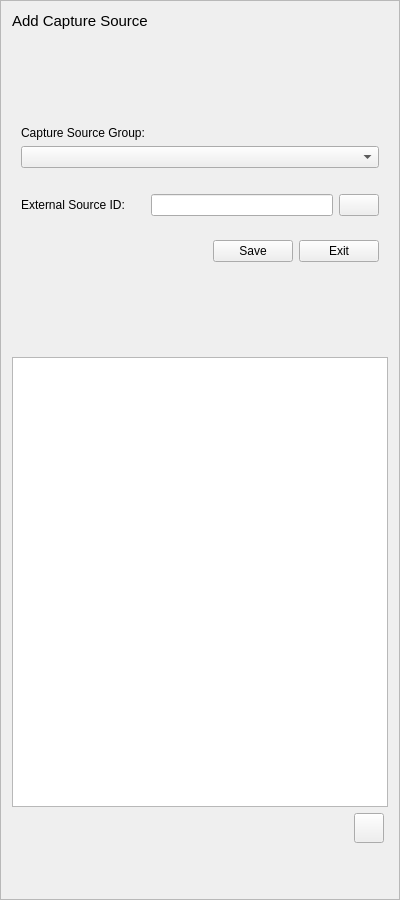
The window that buildings/gui/new_capture_source.ui (linz/nz-buildings) describes before a commit, drawn with Qt 5.
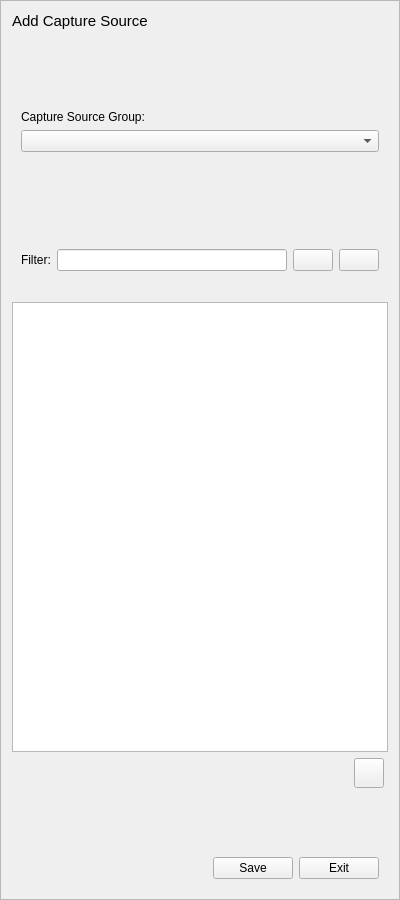
The same window after the commit.

What changed in the file:
```diff
--- a/buildings/gui/new_capture_source.ui
+++ b/buildings/gui/new_capture_source.ui
@@ -61,8 +61,18 @@
     </spacer>
    </item>
    <item row="2" column="0" colspan="2">
-    <widget class="QWidget" name="widget" native="true">
-     <layout class="QGridLayout" name="gridLayout">
+    <widget class="QWidget" name="gridWidget" native="true">
+     <layout class="QGridLayout" name="gridLayout_3">
+      <item row="1" column="0" colspan="2">
+       <widget class="QComboBox" name="cmb_capture_source_group">
+        <property name="sizePolicy">
+         <sizepolicy hsizetype="MinimumExpanding" vsizetype="Fixed">
+          <horstretch>0</horstretch>
+          <verstretch>0</verstretch>
+         </sizepolicy>
+        </property>
+       </widget>
+      </item>
       <item row="0" column="0">
        <widget class="QLabel" name="l_capture_source_group">
         <property name="text">
@@ -70,120 +80,89 @@
         </property>
        </widget>
       </item>
+     </layout>
+    </widget>
+   </item>
+   <item row="6" column="0">
+    <spacer name="verticalSpacer_4">
+     <property name="orientation">
+      <enum>Qt::Vertical</enum>
+     </property>
+     <property name="sizeType">
+      <enum>QSizePolicy::Expanding</enum>
+     </property>
+     <property name="sizeHint" stdset="0">
+      <size>
+       <width>20</width>
+       <height>20</height>
+      </size>
+     </property>
+    </spacer>
+   </item>
+   <item row="7" column="0" colspan="2">
+    <widget class="QWidget" name="widget" native="true">
+     <property name="sizePolicy">
+      <sizepolicy hsizetype="Expanding" vsizetype="Expanding">
+       <horstretch>0</horstretch>
+       <verstretch>0</verstretch>
+      </sizepolicy>
+     </property>
+     <layout class="QGridLayout" name="gridLayout">
       <item row="3" column="1">
-       <widget class="QLineEdit" name="le_external_source_id"/>
-      </item>
-      <item row="2" column="0" colspan="2">
-       <spacer name="verticalSpacer_4">
-        <property name="orientation">
-         <enum>Qt::Vertical</enum>
-        </property>
-        <property name="sizeType">
-         <enum>QSizePolicy::Fixed</enum>
-        </property>
-        <property name="sizeHint" stdset="0">
-         <size>
-          <width>20</width>
-          <height>20</height>
-         </size>
-        </property>
-       </spacer>
+       <widget class="QLineEdit" name="le_filter"/>
       </item>
       <item row="3" column="0">
        <widget class="QLabel" name="l_external_source_id">
         <property name="text">
-         <string>External Source ID:</string>
+         <string>Filter:</string>
         </property>
        </widget>
       </item>
       <item row="3" column="2">
-       <widget class="QPushButton" name="btn_validate">
-        <property name="toolTip">
-         <string>Validate</string>
-        </property>
-        <property name="text">
-         <string/>
-        </property>
-       </widget>
-      </item>
-      <item row="1" column="0" colspan="3">
-       <widget class="QComboBox" name="cmb_capture_source_group">
+       <widget class="QPushButton" name="btn_filter_add">
         <property name="sizePolicy">
-         <sizepolicy hsizetype="MinimumExpanding" vsizetype="Fixed">
+         <sizepolicy hsizetype="Fixed" vsizetype="Fixed">
           <horstretch>0</horstretch>
           <verstretch>0</verstretch>
          </sizepolicy>
         </property>
-       </widget>
-      </item>
-     </layout>
-     <zorder>le_external_source_id</zorder>
-     <zorder>l_external_source_id</zorder>
-     <zorder>l_capture_source_group</zorder>
-     <zorder>cmb_capture_source_group</zorder>
-     <zorder>verticalSpacer_4</zorder>
-     <zorder>btn_validate</zorder>
-    </widget>
-   </item>
-   <item row="6" column="0" colspan="2">
-    <widget class="QWidget" name="widget_2" native="true">
-     <layout class="QHBoxLayout" name="horizontalLayout">
-      <item>
-       <spacer name="horizontalSpacer">
-        <property name="orientation">
-         <enum>Qt::Horizontal</enum>
+        <property name="toolTip">
+         <string>Add filter</string>
         </property>
-        <property name="sizeHint" stdset="0">
+        <property name="text">
+         <string/>
+        </property>
+        <property name="iconSize">
          <size>
-          <width>40</width>
+          <width>20</width>
           <height>20</height>
          </size>
         </property>
-       </spacer>
+       </widget>
       </item>
-      <item>
-       <widget class="QPushButton" name="btn_save">
-        <property name="maximumSize">
-         <size>
-          <width>85</width>
-          <height>27</height>
-         </size>
+      <item row="3" column="3">
+       <widget class="QPushButton" name="btn_filter_del">
+        <property name="toolTip">
+         <string>Delete filter</string>
         </property>
         <property name="text">
-         <string>Save</string>
+         <string/>
         </property>
-       </widget>
-      </item>
-      <item>
-       <widget class="QPushButton" name="btn_exit">
-        <property name="maximumSize">
+        <property name="iconSize">
          <size>
-          <width>85</width>
-          <height>27</height>
+          <width>20</width>
+          <height>20</height>
          </size>
         </property>
-        <property name="text">
-         <string>Exit</string>
-        </property>
        </widget>
       </item>
      </layout>
     </widget>
    </item>
-   <item row="8" column="0" colspan="2">
-    <spacer name="verticalSpacer_2">
-     <property name="orientation">
-      <enum>Qt::Vertical</enum>
-     </property>
-     <property name="sizeHint" stdset="0">
-      <size>
-       <width>20</width>
-       <height>40</height>
-      </size>
-     </property>
-    </spacer>
+   <item row="8" column="0">
+    <widget class="QWidget" name="widget_3" native="true"/>
    </item>
-   <item row="9" column="0" colspan="2">
+   <item row="14" column="0" colspan="2">
     <widget class="QTableWidget" name="tbl_capture_source_area">
      <property name="minimumSize">
       <size>
@@ -193,20 +172,7 @@
      </property>
     </widget>
    </item>
-   <item row="10" column="0">
-    <spacer name="verticalSpacer_3">
-     <property name="orientation">
-      <enum>Qt::Vertical</enum>
-     </property>
-     <property name="sizeHint" stdset="0">
-      <size>
-       <width>20</width>
-       <height>40</height>
-      </size>
-     </property>
-    </spacer>
-   </item>
-   <item row="10" column="1">
+   <item row="15" column="1">
     <widget class="QWidget" name="widget_4" native="true">
      <property name="sizePolicy">
       <sizepolicy hsizetype="Expanding" vsizetype="Expanding">
@@ -237,6 +203,100 @@
      <zorder>lineEdit</zorder>
     </widget>
    </item>
+   <item row="16" column="0" colspan="2">
+    <layout class="QHBoxLayout" name="horizontalLayout_4">
+     <item>
+      <widget class="QLabel" name="l_confirm">
+       <property name="layoutDirection">
+        <enum>Qt::LeftToRight</enum>
+       </property>
+       <property name="styleSheet">
+        <string notr="true">QLabel {
+    font-size: 11pt;
+    color: grey;
+}</string>
+       </property>
+       <property name="text">
+        <string/>
+       </property>
+       <property name="wordWrap">
+        <bool>true</bool>
+       </property>
+      </widget>
+     </item>
+     <item>
+      <spacer name="horizontalSpacer_2">
+       <property name="orientation">
+        <enum>Qt::Horizontal</enum>
+       </property>
+       <property name="sizeHint" stdset="0">
+        <size>
+         <width>40</width>
+         <height>20</height>
+        </size>
+       </property>
+      </spacer>
+     </item>
+    </layout>
+   </item>
+   <item row="17" column="0" colspan="2">
+    <widget class="QWidget" name="widget_2" native="true">
+     <layout class="QHBoxLayout" name="horizontalLayout">
+      <item>
+       <spacer name="horizontalSpacer">
+        <property name="orientation">
+         <enum>Qt::Horizontal</enum>
+        </property>
+        <property name="sizeHint" stdset="0">
+         <size>
+          <width>40</width>
+          <height>20</height>
+         </size>
+        </property>
+       </spacer>
+      </item>
+      <item>
+       <widget class="QPushButton" name="btn_save">
+        <property name="maximumSize">
+         <size>
+          <width>85</width>
+          <height>27</height>
+         </size>
+        </property>
+        <property name="text">
+         <string>Save</string>
+        </property>
+       </widget>
+      </item>
+      <item>
+       <widget class="QPushButton" name="btn_exit">
+        <property name="maximumSize">
+         <size>
+          <width>85</width>
+          <height>27</height>
+         </size>
+        </property>
+        <property name="text">
+         <string>Exit</string>
+        </property>
+       </widget>
+      </item>
+     </layout>
+    </widget>
+   </item>
+   <item row="15" column="0">
+    <spacer name="verticalSpacer_3">
+     <property name="orientation">
+      <enum>Qt::Vertical</enum>
+     </property>
+     <property name="sizeHint" stdset="0">
+      <size>
+       <width>20</width>
+       <height>40</height>
+      </size>
+     </property>
+    </spacer>
+   </item>
   </layout>
  </widget>
  <resources/>
```
Left out of the diff: 4 changed lines with no effect on the pictures.
